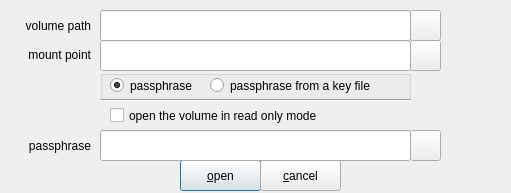
Old version of the form zuluCrypt-gui/password.ui in the repository mhogomchungu/zuluCrypt.
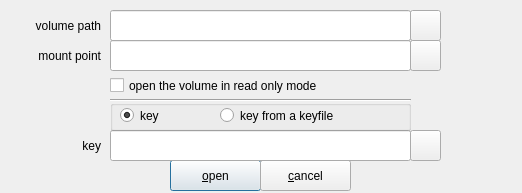
New version of the form.

```diff
--- a/zuluCrypt-gui/password.ui
+++ b/zuluCrypt-gui/password.ui
@@ -9,7 +9,7 @@
    <rect>
     <x>0</x>
     <y>0</y>
-    <width>511</width>
+    <width>522</width>
     <height>193</height>
    </rect>
   </property>
@@ -31,9 +31,9 @@
   <widget class="QPushButton" name="PushButtonOpen">
    <property name="geometry">
     <rect>
-     <x>180</x>
+     <x>170</x>
      <y>160</y>
-     <width>81</width>
+     <width>91</width>
      <height>31</height>
     </rect>
    </property>
@@ -52,7 +52,7 @@
     <rect>
      <x>260</x>
      <y>160</y>
-     <width>81</width>
+     <width>91</width>
      <height>31</height>
     </rect>
    </property>
@@ -70,7 +70,7 @@
    <property name="geometry">
     <rect>
      <x>110</x>
-     <y>100</y>
+     <y>70</y>
      <width>301</width>
      <height>31</height>
     </rect>
@@ -126,9 +126,9 @@
   <widget class="QLineEdit" name="PassPhraseField">
    <property name="geometry">
     <rect>
-     <x>100</x>
+     <x>110</x>
      <y>130</y>
-     <width>311</width>
+     <width>301</width>
      <height>31</height>
     </rect>
    </property>
@@ -142,9 +142,9 @@
   <widget class="QGroupBox" name="groupBox">
    <property name="geometry">
     <rect>
-     <x>100</x>
-     <y>70</y>
-     <width>311</width>
+     <x>110</x>
+     <y>100</y>
+     <width>301</width>
      <height>31</height>
     </rect>
    </property>
@@ -161,7 +161,7 @@
      </rect>
     </property>
     <property name="text">
-     <string>passphrase</string>
+     <string>key</string>
     </property>
     <property name="checked">
      <bool>true</bool>
@@ -172,12 +172,12 @@
      <rect>
       <x>110</x>
       <y>0</y>
-      <width>201</width>
+      <width>191</width>
       <height>31</height>
      </rect>
     </property>
     <property name="text">
-     <string>passphrase from a key file</string>
+     <string>key from a keyfile</string>
     </property>
     <property name="checked">
      <bool>false</bool>
@@ -206,9 +206,9 @@
   <widget class="QLineEdit" name="OpenVolumePath">
    <property name="geometry">
     <rect>
-     <x>100</x>
+     <x>110</x>
      <y>10</y>
-     <width>311</width>
+     <width>301</width>
      <height>31</height>
     </rect>
    </property>
@@ -216,9 +216,9 @@
   <widget class="QLineEdit" name="MountPointPath">
    <property name="geometry">
     <rect>
-     <x>100</x>
+     <x>110</x>
      <y>40</y>
-     <width>311</width>
+     <width>301</width>
      <height>31</height>
     </rect>
    </property>
@@ -228,12 +228,12 @@
     <rect>
      <x>0</x>
      <y>130</y>
-     <width>91</width>
+     <width>101</width>
      <height>31</height>
     </rect>
    </property>
    <property name="text">
-    <string>passphrase</string>
+    <string>key</string>
    </property>
    <property name="alignment">
     <set>Qt::AlignRight|Qt::AlignTrailing|Qt::AlignVCenter</set>
@@ -242,8 +242,8 @@
   <widget class="QLabel" name="labelMoutPointPath">
    <property name="geometry">
     <rect>
-     <x>0</x>
-     <y>39</y>
+     <x>10</x>
+     <y>40</y>
      <width>91</width>
      <height>31</height>
     </rect>
@@ -260,7 +260,7 @@
     <rect>
      <x>0</x>
      <y>10</y>
-     <width>91</width>
+     <width>101</width>
      <height>31</height>
     </rect>
    </property>
@@ -274,9 +274,9 @@
   <widget class="Line" name="line">
    <property name="geometry">
     <rect>
-     <x>100</x>
+     <x>110</x>
      <y>90</y>
-     <width>311</width>
+     <width>301</width>
      <height>21</height>
     </rect>
    </property>
```
Left out of the diff: 2 changed lines with no effect on the pictures.
